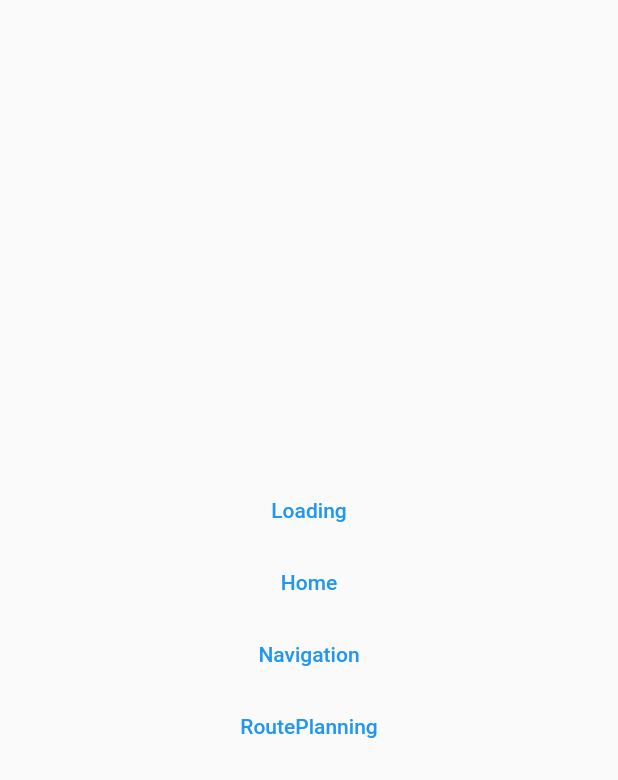
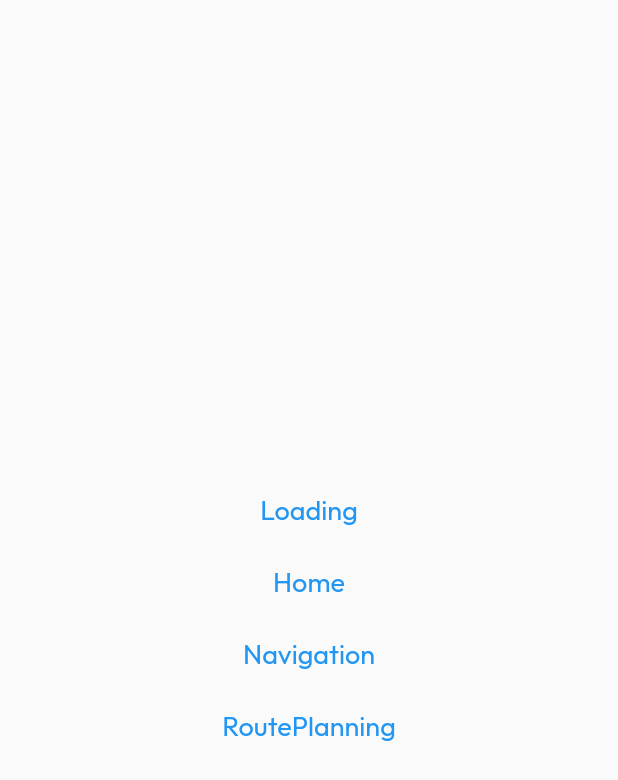
Before and after one commit to McFadden-S/BicycleTripPlanner, a Flutter app: the screen it shows after launch, on a phone screen of 412 x 824 dp. Shown: the top 780 px of the screen. Run offline on Flutter 3.47's test engine with Material 2 defaults, Android fonts, the phone set to English and light mode, and no system bars; our stand-ins replace dio, firebase_core, flutter_dotenv, flutter_html, flutter_spinkit, geolocator and 1 more; missing offline and left inert: flutter_polyline_points, geolocator_web; accounts and stored records are empty.

Commit message:
Set theme to main.dart

```diff
--- a/bicycle_trip_planner/lib/constants.dart
+++ b/bicycle_trip_planner/lib/constants.dart
@@ -13,9 +13,3 @@ const buttonTextStyle = TextStyle(
   fontSize: 18,
   fontWeight: FontWeight.bold,
 );
-
-//const buttonStyle = ButtonStyle(
-//  textStyle: MaterialStateProperty.all(buttonTextStyle),
-//  backgroundColor: MaterialStateProperty.all(const Color(0xFF0C9CEE)),
-//  splashFactory:
-//);
--- a/bicycle_trip_planner/lib/main.dart
+++ b/bicycle_trip_planner/lib/main.dart
@@ -2,6 +2,7 @@ import 'package:flutter/material.dart';
 import 'package:firebase_core/firebase_core.dart';
 import 'package:bicycle_trip_planner/services/firebase_options.dart';
 import 'package:provider/provider.dart';
+import 'constants.dart';
 import 'widgets/Loading.dart';
 import 'widgets/Home.dart';
 import 'widgets/Navigation.dart';
@@ -34,7 +35,35 @@ class MyApp extends StatelessWidget{
           '/home': (context) => const Home(),
           '/navigation': (context) => const Navigation(),
           '/routePlanning': (context) => const RoutePlanning(),
-        });
+        },
+      theme: ThemeData(
+        brightness: Brightness.light,
+        primaryColor: const Color(0xFF0C9CEE),
+        elevatedButtonTheme: ElevatedButtonThemeData(
+          style: ElevatedButton.styleFrom(
+            textStyle: buttonTextStyle,
+            padding: EdgeInsets.fromLTRB(15, 8, 15, 8),
+            primary: const Color(0xFF0C9CEE),
+            shadowColor: Colors.grey,
+            elevation: 5,
+            shape: RoundedRectangleBorder(
+              borderRadius: BorderRadius.circular(13.0),
+            ),
+          ),
+        ),
+        floatingActionButtonTheme: FloatingActionButtonThemeData(
+          backgroundColor: Colors.white,
+          hoverColor: Colors.red,
+          elevation: 3,
+          splashColor: Colors.transparent,
+        ),
+        fontFamily: 'Outfit',
+        textTheme: const TextTheme(
+          headline6: TextStyle(fontSize: 36.0),
+          button: TextStyle(fontSize: 18.0),
+        ),
+      ),
+        );
   }
 
 }
--- a/bicycle_trip_planner/lib/tryOutStyles.dart
+++ b/bicycle_trip_planner/lib/tryOutStyles.dart
@@ -19,7 +19,7 @@ class MyApp extends StatelessWidget {
           style: ElevatedButton.styleFrom(
             textStyle: buttonTextStyle,
             padding: EdgeInsets.fromLTRB(15, 8, 15, 8),
-            primary: Colors.red[700],
+            primary: const Color(0xFF0C9CEE),
             shadowColor: Colors.grey,
             elevation: 5,
             shape: RoundedRectangleBorder(
```
